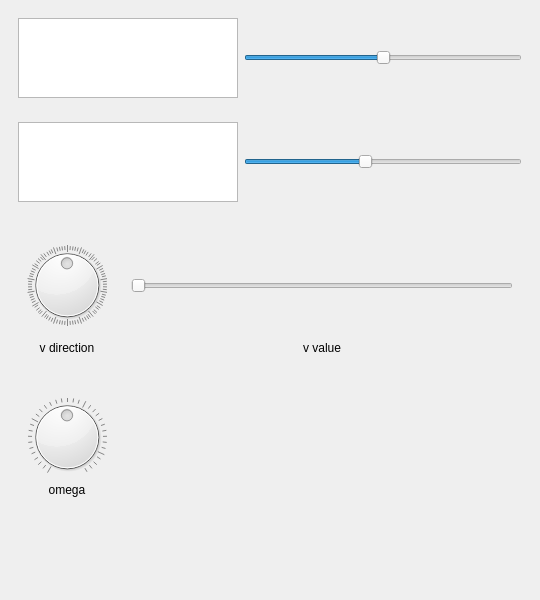
This is controllers/new_controller/hexapod_controller.ui in HexapodBionik/elkapod_simulation as Qt 5 draws it before an edit. The edited form follows.
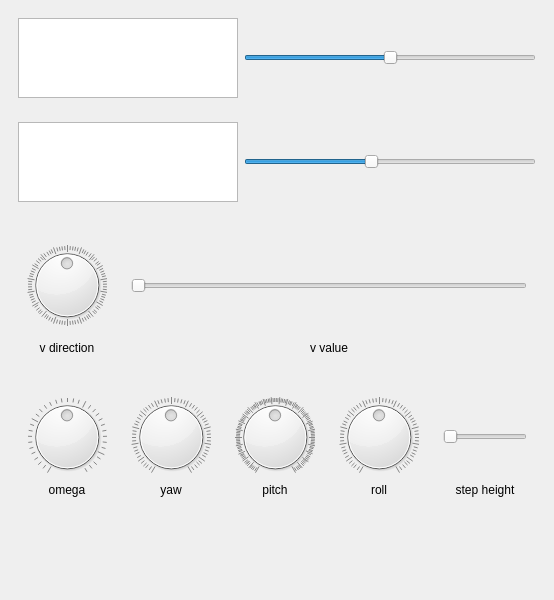
This is the edited form.

Commit message: Extended controller's capabilities.

Patch:
```diff
--- a/controllers/new_controller/hexapod_controller.ui
+++ b/controllers/new_controller/hexapod_controller.ui
@@ -6,7 +6,7 @@
    <rect>
     <x>0</x>
     <y>0</y>
-    <width>540</width>
+    <width>554</width>
     <height>600</height>
    </rect>
   </property>
@@ -309,17 +309,171 @@
         </widget>
        </item>
        <item>
-        <spacer name="horizontalSpacer">
-         <property name="orientation">
-          <enum>Qt::Horizontal</enum>
-         </property>
-         <property name="sizeHint" stdset="0">
-          <size>
-           <width>40</width>
-           <height>20</height>
-          </size>
-         </property>
-        </spacer>
+        <widget class="QWidget" name="widget_5" native="true">
+         <layout class="QVBoxLayout" name="verticalLayout_5">
+          <item>
+           <widget class="QDial" name="yaw_dial">
+            <property name="minimumSize">
+             <size>
+              <width>80</width>
+              <height>80</height>
+             </size>
+            </property>
+            <property name="maximumSize">
+             <size>
+              <width>80</width>
+              <height>80</height>
+             </size>
+            </property>
+            <property name="minimum">
+             <number>-120</number>
+            </property>
+            <property name="maximum">
+             <number>120</number>
+            </property>
+            <property name="notchesVisible">
+             <bool>true</bool>
+            </property>
+           </widget>
+          </item>
+          <item>
+           <widget class="QLabel" name="yaw_label">
+            <property name="text">
+             <string>yaw</string>
+            </property>
+            <property name="alignment">
+             <set>Qt::AlignCenter</set>
+            </property>
+           </widget>
+          </item>
+         </layout>
+        </widget>
+       </item>
+       <item>
+        <widget class="QWidget" name="widget_6" native="true">
+         <layout class="QVBoxLayout" name="verticalLayout_6">
+          <item>
+           <widget class="QDial" name="pitch_dial">
+            <property name="minimumSize">
+             <size>
+              <width>80</width>
+              <height>80</height>
+             </size>
+            </property>
+            <property name="maximumSize">
+             <size>
+              <width>80</width>
+              <height>80</height>
+             </size>
+            </property>
+            <property name="minimum">
+             <number>-250</number>
+            </property>
+            <property name="maximum">
+             <number>250</number>
+            </property>
+            <property name="notchesVisible">
+             <bool>true</bool>
+            </property>
+           </widget>
+          </item>
+          <item>
+           <widget class="QLabel" name="label_4">
+            <property name="text">
+             <string>pitch</string>
+            </property>
+            <property name="alignment">
+             <set>Qt::AlignCenter</set>
+            </property>
+           </widget>
+          </item>
+         </layout>
+        </widget>
+       </item>
+       <item>
+        <widget class="QWidget" name="widget_7" native="true">
+         <layout class="QVBoxLayout" name="verticalLayout_7">
+          <item>
+           <widget class="QDial" name="roll_dial">
+            <property name="minimumSize">
+             <size>
+              <width>80</width>
+              <height>80</height>
+             </size>
+            </property>
+            <property name="maximumSize">
+             <size>
+              <width>80</width>
+              <height>80</height>
+             </size>
+            </property>
+            <property name="minimum">
+             <number>-120</number>
+            </property>
+            <property name="maximum">
+             <number>120</number>
+            </property>
+            <property name="notchesVisible">
+             <bool>true</bool>
+            </property>
+           </widget>
+          </item>
+          <item>
+           <widget class="QLabel" name="label_5">
+            <property name="text">
+             <string>roll</string>
+            </property>
+            <property name="alignment">
+             <set>Qt::AlignCenter</set>
+            </property>
+           </widget>
+          </item>
+         </layout>
+        </widget>
+       </item>
+       <item>
+        <widget class="QWidget" name="widget_8" native="true">
+         <layout class="QVBoxLayout" name="verticalLayout_8">
+          <item>
+           <widget class="QSlider" name="step_height_slider">
+            <property name="sizePolicy">
+             <sizepolicy hsizetype="Minimum" vsizetype="Fixed">
+              <horstretch>0</horstretch>
+              <verstretch>0</verstretch>
+             </sizepolicy>
+            </property>
+            <property name="minimumSize">
+             <size>
+              <width>0</width>
+              <height>80</height>
+             </size>
+            </property>
+            <property name="maximumSize">
+             <size>
+              <width>16777215</width>
+              <height>80</height>
+             </size>
+            </property>
+            <property name="maximum">
+             <number>150</number>
+            </property>
+            <property name="orientation">
+             <enum>Qt::Horizontal</enum>
+            </property>
+           </widget>
+          </item>
+          <item>
+           <widget class="QLabel" name="label_6">
+            <property name="text">
+             <string>step height</string>
+            </property>
+            <property name="alignment">
+             <set>Qt::AlignCenter</set>
+            </property>
+           </widget>
+          </item>
+         </layout>
+        </widget>
        </item>
       </layout>
      </widget>
```
The commit also changes 4 other files.
